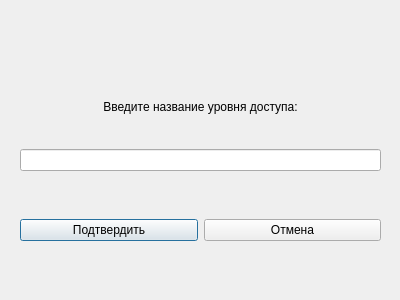
Above: university_project_client/ui/add_access_form.ui from Fxsh-pro/university_project before the change. Below: the same form after it.
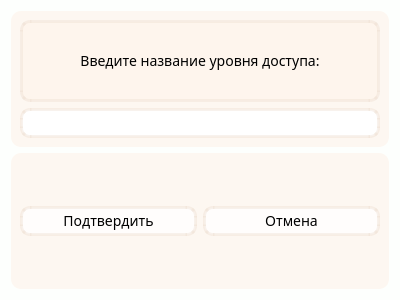
That is the form after the change.

The edit to the form file:
```diff
--- a/university_project_client/ui/add_access_form.ui
+++ b/university_project_client/ui/add_access_form.ui
@@ -13,18 +13,32 @@
   <property name="windowTitle">
    <string>Dialog</string>
   </property>
-  <widget class="QWidget" name="verticalLayoutWidget">
-   <property name="geometry">
-    <rect>
-     <x>20</x>
-     <y>70</y>
-     <width>361</width>
-     <height>101</height>
-    </rect>
+  <property name="styleSheet">
+   <string notr="true">background-color: rgba(253, 255, 253, 255);
+font-family: Century Gothic;
+font-size: 14px;</string>
+  </property>
+  <layout class="QVBoxLayout" name="verticalLayout_2">
+   <item>
+    <widget class="QFrame" name="frame">
+     <property name="styleSheet">
+      <string notr="true">background-color: rgba(254, 244, 236, 180);
+border-radius: 10px;</string>
+     </property>
+     <property name="frameShape">
+      <enum>QFrame::StyledPanel</enum>
+     </property>
+     <property name="frameShadow">
+      <enum>QFrame::Raised</enum>
    </property>
    <layout class="QVBoxLayout" name="verticalLayout">
     <item>
      <widget class="QLabel" name="label_add_new_access">
+        <property name="styleSheet">
+         <string notr="true">background-color: rgba(254, 238, 229, 80);
+border: 3px solid rgba(236, 218, 204, 90);
+border-radius: 10px;</string>
+        </property>
       <property name="text">
        <string>Введите название уровня доступа:</string>
       </property>
@@ -34,22 +48,57 @@
      </widget>
     </item>
     <item>
-     <widget class="QLineEdit" name="lineEdit_add_new_access"/>
+       <widget class="QLineEdit" name="lineEdit_add_new_access">
+        <property name="minimumSize">
+         <size>
+          <width>0</width>
+          <height>30</height>
+         </size>
+        </property>
+        <property name="styleSheet">
+         <string notr="true">background-color: white;
+border: 3px solid rgba(236, 218, 204, 90);
+border-radius: 10px;</string>
+        </property>
+       </widget>
     </item>
    </layout>
   </widget>
-  <widget class="QWidget" name="horizontalLayoutWidget">
-   <property name="geometry">
-    <rect>
-     <x>20</x>
-     <y>200</y>
-     <width>361</width>
-     <height>61</height>
-    </rect>
+   </item>
+   <item>
+    <widget class="QFrame" name="frame_2">
+     <property name="styleSheet">
+      <string notr="true">background-color: rgba(254, 244, 236, 180);
+border-radius: 10px;</string>
+     </property>
+     <property name="frameShape">
+      <enum>QFrame::StyledPanel</enum>
+     </property>
+     <property name="frameShadow">
+      <enum>QFrame::Raised</enum>
    </property>
    <layout class="QHBoxLayout" name="horizontalLayout">
     <item>
      <widget class="QPushButton" name="pushButton_confirm">
+        <property name="minimumSize">
+         <size>
+          <width>0</width>
+          <height>30</height>
+         </size>
+        </property>
+        <property name="styleSheet">
+         <string notr="true">QPushButton {
+background-color: rgba(255, 255, 255, 200);
+border: 3px solid rgba(236, 218, 204, 90);
+border-radius: 10px;
+}
+QPushButton:hover {
+background-color: rgba(236, 218, 204, 90);
+}
+QPushButton:pressed {
+background-color: rgba(236, 218, 204, 150);
+}</string>
+        </property>
       <property name="text">
        <string>Подтвердить</string>
       </property>
@@ -57,6 +106,25 @@
     </item>
     <item>
      <widget class="QPushButton" name="pushButton_cancel">
+        <property name="minimumSize">
+         <size>
+          <width>0</width>
+          <height>30</height>
+         </size>
+        </property>
+        <property name="styleSheet">
+         <string notr="true">QPushButton {
+background-color: rgba(255, 255, 255, 200);
+border: 3px solid rgba(236, 218, 204, 90);
+border-radius: 10px;
+}
+QPushButton:hover {
+background-color: rgba(236, 218, 204, 90);
+}
+QPushButton:pressed {
+background-color: rgba(236, 218, 204, 150);
+}</string>
+        </property>
       <property name="text">
        <string>Отмена</string>
       </property>
@@ -64,6 +132,8 @@
     </item>
    </layout>
   </widget>
+   </item>
+  </layout>
  </widget>
  <resources/>
  <connections/>
```
Lines whose indentation alone changed are shown as unchanged.
